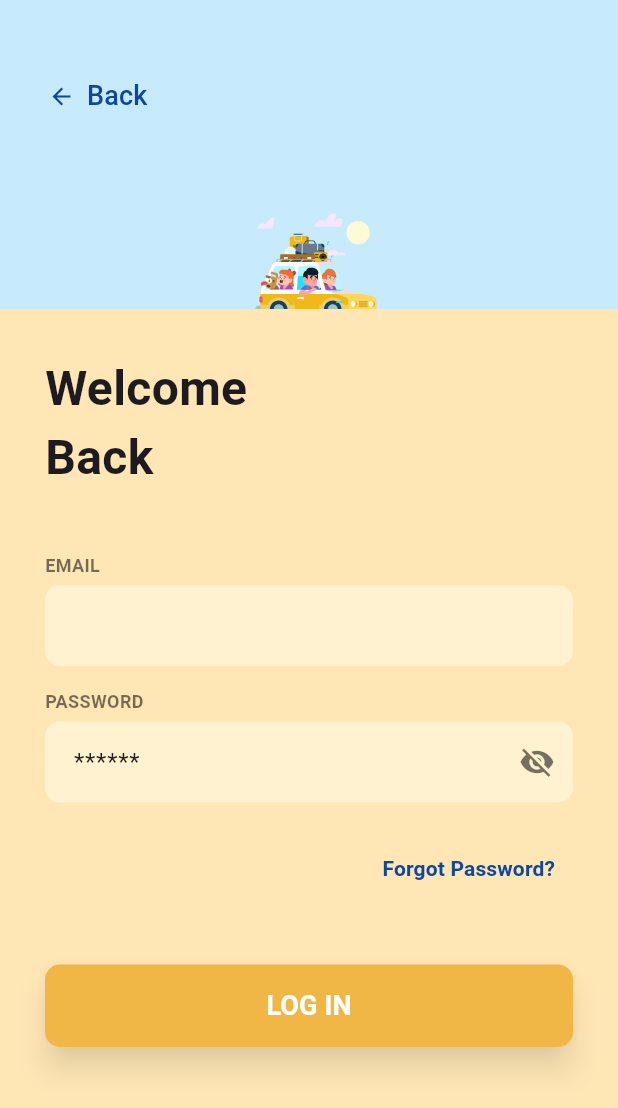
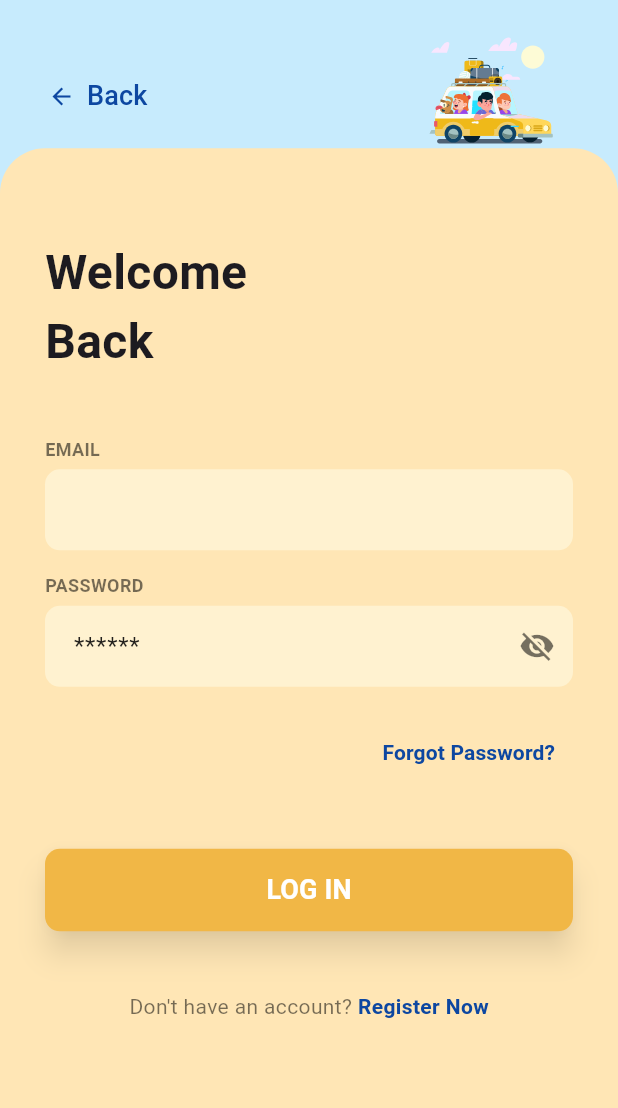
Before and after one commit to EmreKa-0/stash_app, a Flutter app: the LoginScreen screen opened directly, on a phone screen of 412 x 824 dp. Shown: the top 1108 px of the screen. Run offline on Flutter 3.47's test engine with Material 3 defaults, Android fonts, the phone set to English and light mode, and no system bars; our stand-ins replace google_fonts, lottie.

Commit message:
son versiyon

```diff
--- a/lib/screens/login_screen.dart
+++ b/lib/screens/login_screen.dart
@@ -1,116 +1,34 @@
 import 'package:flutter/material.dart';
-import 'package:lottie/lottie.dart'; // Import Lottie
-import '../utils/app_styles.dart'; // Assumed dependency for colors
-import 'selection_screen.dart'; // Assumed screen for navigation
+import 'package:lottie/lottie.dart';
+import '../utils/app_styles.dart';
+import 'selection_screen.dart'; // Geri dönüş için gerekli
 
-class LoginScreen extends StatelessWidget {
+class LoginScreen extends StatefulWidget {
   const LoginScreen({super.key});
 
   @override
-  Widget build(BuildContext context) {
-    final double screenHeight = MediaQuery.of(context).size.height;
-    // Blue section height: 25% of screen height
-    final double blueSectionHeight = screenHeight * 0.25;
-
-    // Position where the colored sections meet (straight transition)
-    final double transitionPosition = blueSectionHeight;
-
-    return Scaffold(
-      backgroundColor: kLightBlue,
-      body: Stack(
-        children: [
-          // 1. Blue Background (Needed for background color)
-          Container(
-              height: screenHeight, width: double.infinity, color: kLightBlue),
-
-          // 2. Walking Man Lottie Animation
-          Positioned(
-            // Positioned just above the orange section start
-            top: transitionPosition - 70,
-            left: 0,
-            right: 0,
-            child: Center(
-              child: Lottie.asset(
-                // Corrected the likely double extension (.json.json -> .json)
-                'assets/lottie/tourists.json.json',
-                width: 100,
-                height: 80,
-                fit: BoxFit.fitWidth,
-                repeat: true, // Loop continuously
-                errorBuilder: (context, error, stackTrace) {
-                  return const SizedBox(height: 1); // Return empty box on error
-                },
-              ),
-            ),
-          ),
-
-          // 3. Orange Area (Scrollable content)
-          Positioned(
-            top: transitionPosition, // Straight transition start
-            left: 0,
-            right: 0,
-            bottom: 0,
-            child: SingleChildScrollView(
-              physics: const ClampingScrollPhysics(),
-              child: Container(
-                color: kLightOrange,
-                padding: const EdgeInsets.only(
-                    top: 30, left: 30, right: 30, bottom: 30),
-                constraints: BoxConstraints(
-                  minHeight: screenHeight - transitionPosition,
-                ),
-                child: const LoginFormContent(),
-              ),
-            ),
-          ),
-
-          // 4. Back Button (Stays on top)
-          Positioned(
-            top: 40,
-            left: 20,
-            child: TextButton.icon(
-              onPressed: () => Navigator.pop(context),
-              icon: const Icon(Icons.arrow_back, color: kPrimaryBlue),
-              label: const Text('Back',
-                  style: TextStyle(color: kPrimaryBlue, fontSize: 18)),
-            ),
-          ),
-        ],
-      ),
-    );
-  }
+  State<LoginScreen> createState() => _LoginScreenState();
 }
 
-// LoginFormContent Widget (Handles form state and logic)
-class LoginFormContent extends StatefulWidget {
-  const LoginFormContent({super.key});
+class _LoginScreenState extends State<LoginScreen>
+    with SingleTickerProviderStateMixin {
+  // --- Animation Controllers ---
+  late AnimationController _animationController;
+  late Animation<double> _animation;
 
-  @override
-  State<LoginFormContent> createState() => _LoginFormContentState();
-}
-
-class _LoginFormContentState extends State<LoginFormContent> {
+  // Form Kontrolcüleri
   final _formKey = GlobalKey<FormState>();
   final TextEditingController _emailController = TextEditingController();
   final TextEditingController _passwordController = TextEditingController();
-
-  // Password visibility state
   bool _isPasswordVisible = false;
 
-  @override
-  void dispose() {
-    _emailController.dispose();
-    _passwordController.dispose();
-    super.dispose();
-  }
-
+  // Login işlemi simülasyonu
   void _login() {
     if (_formKey.currentState!.validate()) {
-      // Translation: 'Giriş Başarılı (Simülasyon)' -> 'Login Successful (Simulation)'
       ScaffoldMessenger.of(context).showSnackBar(
         const SnackBar(content: Text('Login Successful (Simulation)')),
       );
-      // Navigate to SelectionScreen and remove all previous routes
+      // Başarılı giriş sonrası SelectionScreen'a yönlendirme
       Navigator.pushAndRemoveUntil(
         context,
         MaterialPageRoute(builder: (context) => const SelectionScreen()),
@@ -119,12 +37,40 @@ class _LoginFormContentState extends State<LoginFormContent> {
     }
   }
 
-  // Themed TextFormField helper (General use)
+  @override
+  void initState() {
+    super.initState();
+    // VisitorRegistrationScreen'deki Animasyon Ayarları
+    _animationController = AnimationController(
+      vsync: this,
+      duration: const Duration(seconds: 15), // Uzun süreli, sürekli ilerleme
+    );
+
+    _animation = Tween<double>(begin: 1.0, end: 0.0).animate(
+      CurvedAnimation(parent: _animationController, curve: Curves.linear),
+    );
+
+    // VisitorRegistrationScreen'deki gibi tekrarla (tersine çevirme yok)
+    _animationController.repeat(reverse: false);
+  }
+
+  @override
+  void dispose() {
+    _animationController.dispose();
+    _emailController.dispose();
+    _passwordController.dispose();
+    super.dispose();
+  }
+
+  // Themed TextFormField helper
   Widget _buildThemedTextFormField({
     required TextEditingController controller,
     required String labelText,
     TextInputType keyboardType = TextInputType.text,
     String? Function(String?)? validator,
+    bool isPassword = false,
+    bool isVisible = false,
+    VoidCallback? onToggle,
   }) {
     return Column(
       crossAxisAlignment: CrossAxisAlignment.start,
@@ -133,13 +79,15 @@ class _LoginFormContentState extends State<LoginFormContent> {
             style: const TextStyle(
                 fontSize: 12,
                 color: Colors.black54,
-                fontWeight: FontWeight.bold)), // Added bold for consistency
+                fontWeight: FontWeight.bold)),
         const SizedBox(height: 5),
         TextFormField(
           controller: controller,
           keyboardType: keyboardType,
           validator: validator,
+          obscureText: isPassword && !isVisible,
           decoration: InputDecoration(
+            hintText: isPassword ? '******' : null,
             hintStyle: const TextStyle(color: Colors.black87),
             filled: true,
             fillColor: kInputFillColor,
@@ -148,66 +96,15 @@ class _LoginFormContentState extends State<LoginFormContent> {
             border: OutlineInputBorder(
                 borderRadius: BorderRadius.circular(10),
                 borderSide: BorderSide.none),
-            enabledBorder: OutlineInputBorder(
-                borderRadius: BorderRadius.circular(10),
-                borderSide: BorderSide.none),
-            focusedBorder: OutlineInputBorder(
-                borderRadius: BorderRadius.circular(10),
-                borderSide: BorderSide.none),
-          ),
-        ),
-      ],
-    );
-  }
-
-  // Password TextFormField helper (Includes visibility toggle)
-  Widget _buildPasswordTextFormField({
-    required TextEditingController controller,
-    required String labelText,
-  }) {
-    return Column(
-      crossAxisAlignment: CrossAxisAlignment.start,
-      children: [
-        Text(labelText.toUpperCase(),
-            style: const TextStyle(
-                fontSize: 12,
-                color: Colors.black54,
-                fontWeight: FontWeight.bold)), // Added bold for consistency
-        const SizedBox(height: 5),
-        TextFormField(
-          controller: controller,
-          obscureText: !_isPasswordVisible,
-          // Translation: 'Şifre en az 6 karakter olmalıdır.' -> 'Password must be at least 6 characters.'
-          validator: (v) =>
-              v!.length < 6 ? 'Password must be at least 6 characters.' : null,
-          decoration: InputDecoration(
-            hintText: '******', // Added hint text for password fields
-            hintStyle: const TextStyle(color: Colors.black87),
-            filled: true,
-            fillColor: kInputFillColor,
-            contentPadding:
-                const EdgeInsets.symmetric(vertical: 15, horizontal: 15),
-            border: OutlineInputBorder(
-                borderRadius: BorderRadius.circular(10),
-                borderSide: BorderSide.none),
-            enabledBorder: OutlineInputBorder(
-                borderRadius: BorderRadius.circular(10),
-                borderSide: BorderSide.none),
-            focusedBorder: OutlineInputBorder(
-                borderRadius: BorderRadius.circular(10),
-                borderSide: BorderSide.none),
-            suffixIcon: IconButton(
+            suffixIcon: isPassword
+                ? IconButton(
                     icon: Icon(
-                _isPasswordVisible ? Icons.visibility : Icons.visibility_off,
+                      isVisible ? Icons.visibility : Icons.visibility_off,
                       color: Colors.black54,
                     ),
-              onPressed: () {
-                // Toggles password visibility
-                setState(() {
-                  _isPasswordVisible = !_isPasswordVisible;
-                });
-              },
-            ),
+                    onPressed: onToggle,
+                  )
+                : null,
           ),
         ),
       ],
@@ -216,36 +113,115 @@ class _LoginFormContentState extends State<LoginFormContent> {
 
   @override
   Widget build(BuildContext context) {
-    return Form(
+    final double screenHeight = MediaQuery.of(context).size.height;
+    final double screenWidth = MediaQuery.of(context).size.width;
+
+    // BİREBİR AYNI ORAN: Mavi alan ekranın %12'si (VisitorScreen'den alındı)
+    final double blueSectionHeight = screenHeight * 0.12;
+    final double separatorPosition =
+        blueSectionHeight; // Formun başlayacağı çizgi
+
+    // Animasyon boyutu (VisitorScreen'den alındı)
+    const double lottieHeight = 80;
+    const double lottieWidth = 100;
+
+    // Animasyonun dikey konumu: Formun başladığı çizginin 80px üzerine
+    final double lottiePositionTop = separatorPosition - lottieHeight;
+
+    // Yatay hareket miktarı (Ekran genişliğinden animasyon genişliğini çıkar)
+    final double carMoveRange = screenWidth - lottieWidth;
+
+    return Scaffold(
+      backgroundColor: kLightBlue, // Mavi alanın rengi
+      body: Stack(
+        children: [
+          // 1. Mavi Alan (Üst %12)
+          Container(
+              height: screenHeight, width: double.infinity, color: kLightBlue),
+
+          // 2. Lottie Animasyonu (Hareketli - Visitor'daki gibi tek yönlü)
+          AnimatedBuilder(
+            animation: _animation,
+            builder: (context, child) {
+              // VisitorRegistrationScreen'deki gibi hesaplama:
+              // 1.0 -> 0.0 değeri (carMoveRange) ile çarpılır.
+              final double carX = _animation.value * carMoveRange;
+
+              return Positioned(
+                // Animasyonun dikey konumu, formun başlangıç çizgisinin hemen üstü
+                top: lottiePositionTop,
+                left: carX,
+                child: child!,
+              );
+            },
+            child: Lottie.asset(
+              'assets/lottie/tourists.json.json', // Dosya adını düzelttim.
+              width: lottieWidth,
+              height: lottieHeight,
+              repeat: true,
+              errorBuilder: (context, error, stackTrace) {
+                return const SizedBox(height: 1);
+              },
+            ),
+          ),
+
+          // 3. Turuncu Alan (Form Alanı) - Yuvarlak geçişi koruduk
+          Positioned.fill(
+            top: separatorPosition, // Form, mavi alanın bittiği yerden başlar
+            child: SingleChildScrollView(
+              physics: const ClampingScrollPhysics(),
+              child: Container(
+                // Yuvarlak bir geçiş istendiği için Container'a dekorasyon ekliyoruz
+                decoration: BoxDecoration(
+                    color: kLightOrange, // Turuncu renk burada başlar.
+                    borderRadius: const BorderRadius.only(
+                      topLeft: Radius.circular(
+                          30.0), // Yuvarlak köşe (Overlap simülasyonu)
+                      topRight: Radius.circular(30.0), // Yuvarlak köşe
+                    )),
+                padding: const EdgeInsets.all(30),
+                constraints:
+                    BoxConstraints(minHeight: screenHeight - separatorPosition),
+                child: Form(
                   key: _formKey,
                   child: Column(
                     crossAxisAlignment: CrossAxisAlignment.start,
                     children: <Widget>[
+                      // Başlıklar
+                      const SizedBox(
+                          height: 30), // Lottie animasyonuna yer açmak için
                       const Text('Welcome',
-              style: TextStyle(fontSize: 32, fontWeight: FontWeight.bold)),
+                          style: TextStyle(
+                              fontSize: 32, fontWeight: FontWeight.bold)),
                       const Text('Back',
-              style: TextStyle(fontSize: 32, fontWeight: FontWeight.bold)),
+                          style: TextStyle(
+                              fontSize: 32, fontWeight: FontWeight.bold)),
 
                       const SizedBox(height: 40),
 
                       // Email field
                       _buildThemedTextFormField(
                         controller: _emailController,
-            // Translation: 'E-POSTA' -> 'EMAIL'
                         labelText: 'EMAIL',
                         keyboardType: TextInputType.emailAddress,
                         validator: (v) => v!.isEmpty || !v.contains('@')
-                // Translation: 'Geçerli e-posta gerekli.' -> 'Valid email is required.'
                             ? 'Valid email is required.'
                             : null,
                       ),
                       const SizedBox(height: 15),
 
                       // Password field
-          _buildPasswordTextFormField(
+                      _buildThemedTextFormField(
                         controller: _passwordController,
-            // Translation: 'ŞİFRE' -> 'PASSWORD'
                         labelText: 'PASSWORD',
+                        isPassword: true,
+                        isVisible: _isPasswordVisible,
+                        onToggle: () => setState(() {
+                          _isPasswordVisible = !_isPasswordVisible;
+                        }),
+                        validator: (v) => v!.length < 6
+                            ? 'Password must be at least 6 characters.'
+                            : null,
                       ),
                       const SizedBox(height: 20),
 
@@ -258,7 +234,8 @@ class _LoginFormContentState extends State<LoginFormContent> {
                           },
                           child: Text('Forgot Password?',
                               style: TextStyle(
-                      color: kPrimaryBlue, fontWeight: FontWeight.bold)),
+                                  color: kPrimaryBlue,
+                                  fontWeight: FontWeight.bold)),
                         ),
                       ),
                       const SizedBox(height: 40),
@@ -283,6 +260,44 @@ class _LoginFormContentState extends State<LoginFormContent> {
                                   fontWeight: FontWeight.bold)),
                         ),
                       ),
+                      const SizedBox(height: 40),
+
+                      // Register Now Link
+                      Row(
+                        mainAxisAlignment: MainAxisAlignment.center,
+                        children: [
+                          const Text("Don't have an account? ",
+                              style: TextStyle(color: Colors.black54)),
+                          GestureDetector(
+                            onTap: () {
+                              // Selection screen'a geri dönüyoruz
+                              Navigator.pop(context);
+                            },
+                            child: Text('Register Now',
+                                style: TextStyle(
+                                    color: kPrimaryBlue,
+                                    fontWeight: FontWeight.bold)),
+                          ),
+                        ],
+                      ),
+                    ],
+                  ),
+                ),
+              ),
+            ),
+          ),
+
+          // 4. Geri Butonu
+          Positioned(
+            top: 40,
+            left: 20,
+            child: TextButton.icon(
+              onPressed: () => Navigator.pop(context),
+              icon: const Icon(Icons.arrow_back, color: kPrimaryBlue),
+              label: const Text('Back',
+                  style: TextStyle(color: kPrimaryBlue, fontSize: 18)),
+            ),
+          ),
         ],
       ),
     );
--- a/lib/screens/selection_screen.dart
+++ b/lib/screens/selection_screen.dart
@@ -71,7 +71,7 @@ class SelectionScreen extends StatelessWidget {
               opacity: 0.2,
               child: Icon(
                 Icons.luggage_outlined, // Valiz/bagaj ikonu
-                size: MediaQuery.of(context).size.width * 1.2,
+                size: MediaQuery.of(context).size.width * 1,
                 color: kPrimaryBlue.withOpacity(0.4),
               ),
             ),
```
Also changed, not shown: lib/screens/employee_registration_screen.dart (+167 -74 lines). Lines whose indentation alone changed are shown as unchanged.
